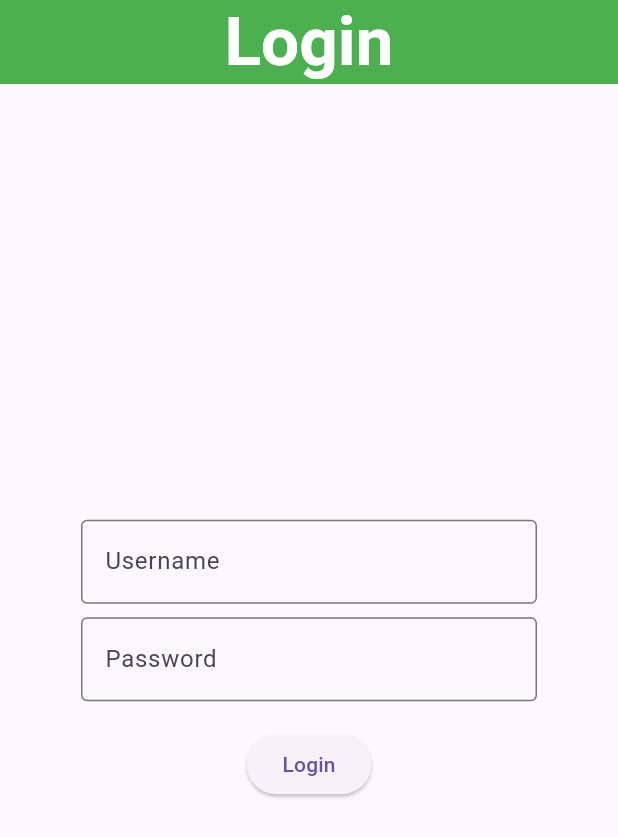
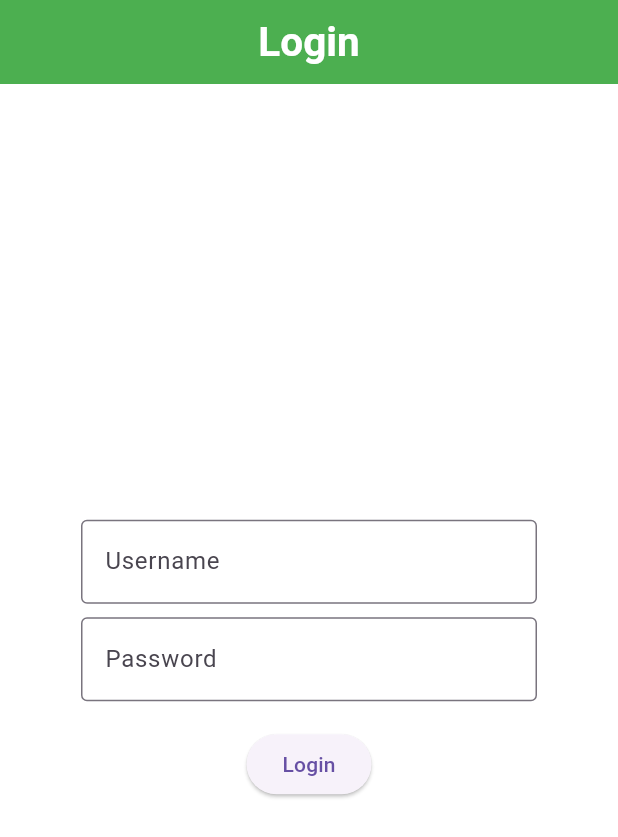
Before and after one commit to rwankurnia/erwan_kurnia, a Flutter app: the screen it shows after launch, on a phone screen of 412 x 824 dp. Shown: the top 837 px of the screen. Run offline on Flutter 3.47's test engine with Material 3 defaults, Android fonts, the phone set to English and light mode, and no system bars.

Commit message:
tugasweek1

```diff
--- a/lib/main.dart
+++ b/lib/main.dart
@@ -1,12 +1,4 @@
-// import 'package:erwan_kurnia/tugas-week-01/tugas-01.dart';
-// import 'package:erwan_kurnia/day-4/layout_page.dart';
-// import 'package:erwan_kurnia/day-4/listview_page.dart';
-// import 'package:erwan_kurnia/day-4/listview_builder_page.dart';
-// import 'package:erwan_kurnia/day-4/listview_separated_page.dart';
-// import 'package:erwan_kurnia/day-4/gridview_page.dart';
-// import 'package:erwan_kurnia/day-4/gridview_builder_page.dart';
-// import 'package:erwan_kurnia/day-4/gridview_count_page.dart';
-// import 'package:erwan_kurnia/day-4/gridview_builder_page.dart';
+import 'package:erwan_kurnia/day-4/gridview_builder_page.dart';
 import 'package:erwan_kurnia/tugas-week-01/tugas-01.dart';
 import 'package:flutter/material.dart';
 void main() {
@@ -19,15 +11,49 @@ class MyApp extends StatelessWidget {
   @override
   Widget build(BuildContext context) {
     return MaterialApp(
-      title: '',
+      title: 'Flutter Demo',
+      themeMode: ThemeMode.light,
       theme: ThemeData(
-        appBarTheme: const AppBarTheme(
+        scaffoldBackgroundColor: Colors.white,
+        cardTheme: CardTheme(
+          color: Colors.grey,
+          shadowColor: Colors.black,
+          elevation: 5,
+          shape: RoundedRectangleBorder(
+            borderRadius: BorderRadius.circular(9),
+          ),
+        ),
+        appBarTheme: AppBarTheme(
           centerTitle: true,
           backgroundColor: Colors.green,
           surfaceTintColor: Colors.green,
           titleTextStyle: TextStyle(
             color: Colors.white,
-            fontSize: 45,
+            fontSize: 27,
+            fontWeight: FontWeight.bold
+          ),
+          iconTheme: IconThemeData(
+            color: Colors.white,
+          ),
+        ),
+      ),
+      darkTheme: ThemeData(
+        scaffoldBackgroundColor: Colors.black,
+        cardTheme: CardTheme(
+          color: Colors.grey,
+          shadowColor: Colors.white,
+          elevation: 5,
+          shape: RoundedRectangleBorder(
+            borderRadius: BorderRadius.circular(9),
+          ),
+        ),
+        appBarTheme: AppBarTheme(
+          centerTitle: true,
+          backgroundColor: Colors.black,
+          surfaceTintColor: Colors.black,
+          titleTextStyle: TextStyle(
+            color: Colors.white,
+            fontSize: 27,
             fontWeight: FontWeight.bold
           ),
           iconTheme: IconThemeData(
```
Also changed, not shown: 1 other file.
